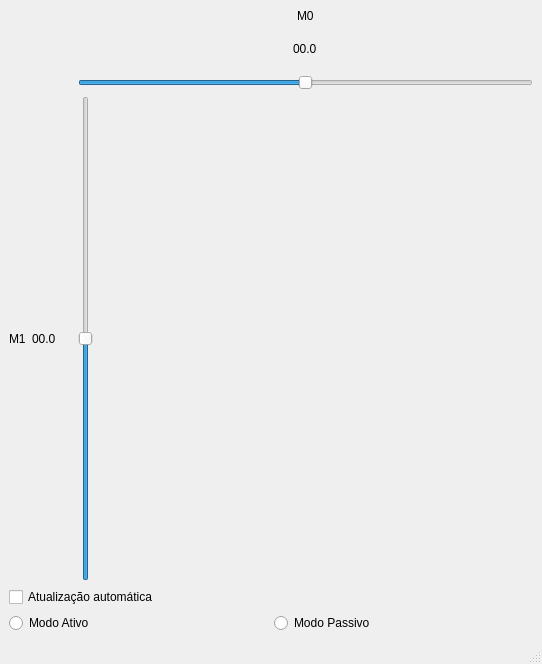
This is debug/ui/motor_positioning.ui in pietroluongo/balance as Qt 5 draws it before an edit. The edited form follows.
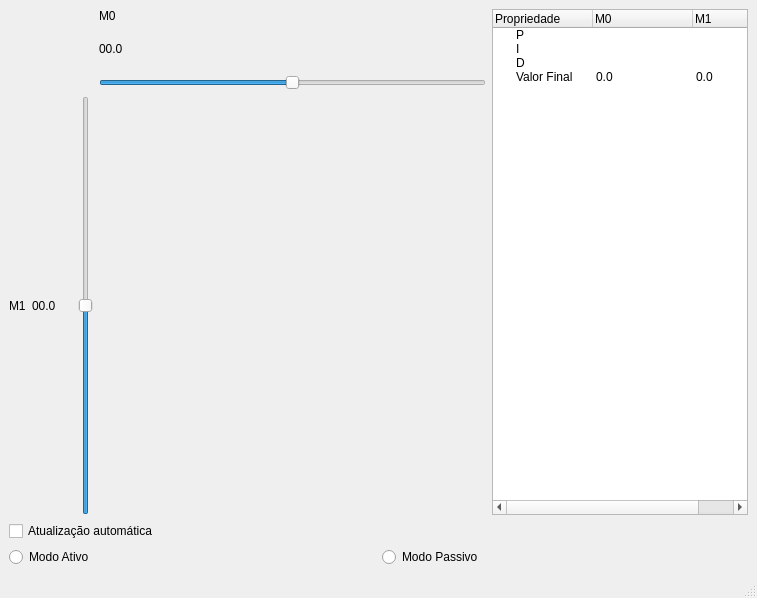
This is the edited form.

The edit to the form file:
```diff
--- a/debug/ui/motor_positioning.ui
+++ b/debug/ui/motor_positioning.ui
@@ -6,8 +6,8 @@
    <rect>
     <x>0</x>
     <y>0</y>
-    <width>542</width>
-    <height>664</height>
+    <width>757</width>
+    <height>598</height>
    </rect>
   </property>
   <property name="windowTitle">
@@ -19,8 +19,49 @@
   <widget class="QWidget" name="centralwidget">
    <layout class="QVBoxLayout" name="verticalLayout_2">
     <item>
-     <layout class="QGridLayout" name="mainLayout">
-      <item row="1" column="2" alignment="Qt::AlignHCenter">
+     <layout class="QHBoxLayout" name="horizontalLayout">
+      <property name="spacing">
+       <number>6</number>
+      </property>
+      <item>
+       <layout class="QGridLayout" name="gridLayout">
+        <item row="0" column="3">
+         <widget class="QLabel" name="m0_label">
+          <property name="text">
+           <string>M0</string>
+          </property>
+         </widget>
+        </item>
+        <item row="3" column="1">
+         <widget class="QLabel" name="m1_value">
+          <property name="minimumSize">
+           <size>
+            <width>40</width>
+            <height>0</height>
+           </size>
+          </property>
+          <property name="text">
+           <string>00.0</string>
+          </property>
+         </widget>
+        </item>
+        <item row="3" column="2">
+         <widget class="QSlider" name="m1_slider">
+          <property name="maximum">
+           <number>100</number>
+          </property>
+          <property name="value">
+           <number>50</number>
+          </property>
+          <property name="tracking">
+           <bool>true</bool>
+          </property>
+          <property name="orientation">
+           <enum>Qt::Vertical</enum>
+          </property>
+         </widget>
+        </item>
+        <item row="1" column="3">
        <widget class="QLabel" name="m0_value">
         <property name="minimumSize">
          <size>
@@ -40,14 +81,7 @@
         </property>
        </widget>
       </item>
-      <item row="0" column="2" alignment="Qt::AlignHCenter">
-       <widget class="QLabel" name="m0_label">
-        <property name="text">
-         <string>M0</string>
-        </property>
-       </widget>
-      </item>
-      <item row="2" column="2">
+        <item row="2" column="3">
        <widget class="QSlider" name="m0_slider">
         <property name="maximum">
          <number>100</number>
@@ -60,33 +94,63 @@
         </property>
        </widget>
       </item>
-      <item row="3" column="2">
-       <widget class="QSlider" name="m1_slider">
-        <property name="maximum">
-         <number>100</number>
+       </layout>
+      </item>
+      <item>
+       <widget class="QTreeWidget" name="treeWidget">
+        <property name="sizePolicy">
+         <sizepolicy hsizetype="Minimum" vsizetype="Expanding">
+          <horstretch>0</horstretch>
+          <verstretch>0</verstretch>
+         </sizepolicy>
         </property>
-        <property name="value">
-         <number>50</number>
-        </property>
-        <property name="tracking">
-         <bool>true</bool>
-        </property>
-        <property name="orientation">
-         <enum>Qt::Vertical</enum>
-        </property>
-       </widget>
-      </item>
-      <item row="3" column="1">
-       <widget class="QLabel" name="m1_value">
-        <property name="minimumSize">
-         <size>
-          <width>40</width>
-          <height>0</height>
-         </size>
-        </property>
+        <column>
+         <property name="text">
+          <string>Propriedade</string>
+         </property>
+        </column>
+        <column>
+         <property name="text">
+          <string>M0</string>
+         </property>
+        </column>
+        <column>
+         <property name="text">
+          <string>M1</string>
+         </property>
+        </column>
+        <item>
+         <property name="text">
+          <string>P</string>
+         </property>
+         <property name="text">
+          <string/>
+         </property>
+         <property name="text">
+          <string/>
+         </property>
+        </item>
+        <item>
+         <property name="text">
+          <string>I</string>
+         </property>
+        </item>
+        <item>
         <property name="text">
-         <string>00.0</string>
-        </property>
+          <string>D</string>
+         </property>
+        </item>
+        <item>
+         <property name="text">
+          <string>Valor Final</string>
+         </property>
+         <property name="text">
+          <string>0.0</string>
+         </property>
+         <property name="text">
+          <string>0.0</string>
+         </property>
+        </item>
        </widget>
       </item>
      </layout>
```
Left out of the diff: 4 changed lines with no effect on the pictures. Lines whose indentation alone changed are shown as unchanged.
